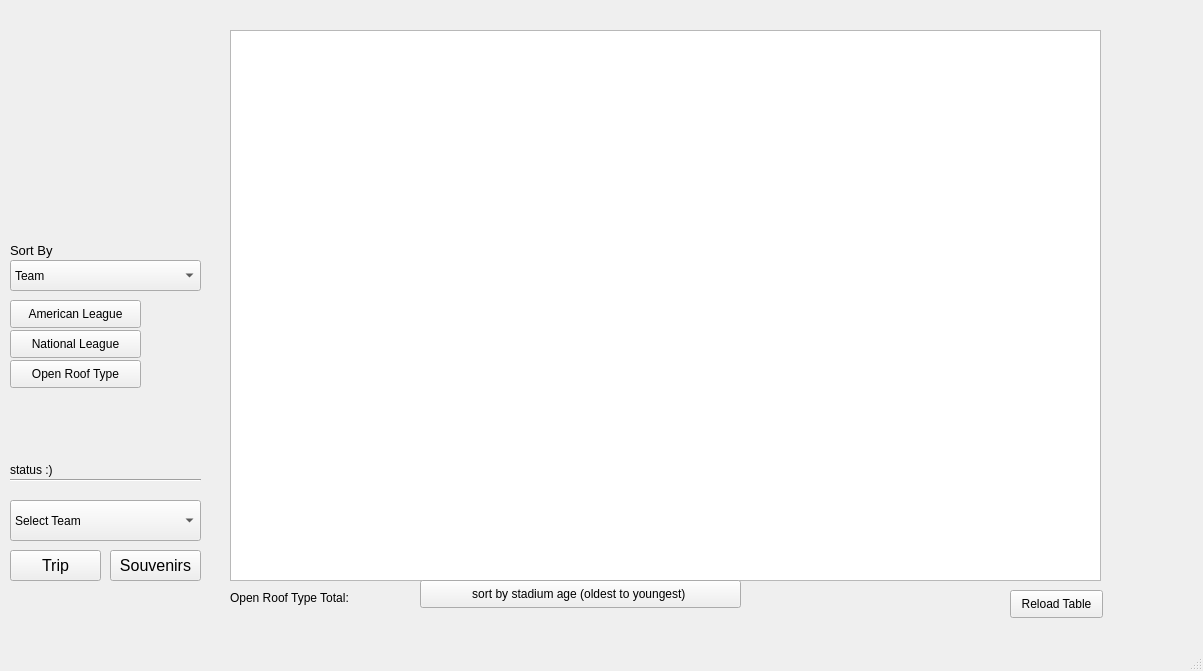
Old version of the form BaseballTour/mainwindow.ui in the repository awiswasi/WhoIsYourDatabase.
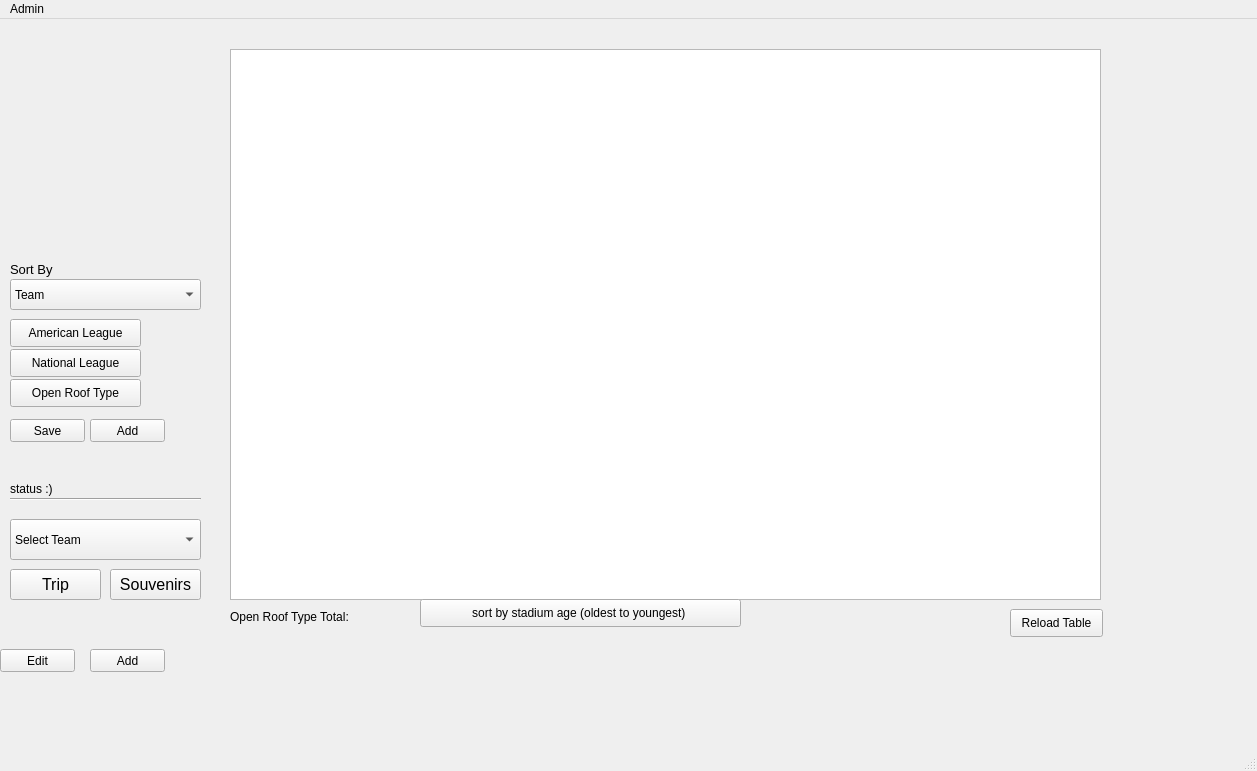
New version of the form. Icons and pictures are not drawn.

Diff of the .ui file:
```diff
--- a/BaseballTour/mainwindow.ui
+++ b/BaseballTour/mainwindow.ui
@@ -6,8 +6,8 @@
    <rect>
     <x>0</x>
     <y>0</y>
-    <width>1203</width>
-    <height>671</height>
+    <width>1257</width>
+    <height>771</height>
    </rect>
   </property>
   <property name="windowTitle">
@@ -293,16 +293,78 @@
      <string>sort by stadium age (oldest to youngest) </string>
     </property>
    </widget>
+   <widget class="QPushButton" name="editButton">
+    <property name="geometry">
+     <rect>
+      <x>0</x>
+      <y>630</y>
+      <width>75</width>
+      <height>23</height>
+     </rect>
+    </property>
+    <property name="text">
+     <string>Edit</string>
+    </property>
+   </widget>
+   <widget class="QPushButton" name="addSouvenirButton">
+    <property name="geometry">
+     <rect>
+      <x>90</x>
+      <y>630</y>
+      <width>75</width>
+      <height>23</height>
+     </rect>
+    </property>
+    <property name="text">
+     <string>Add</string>
+    </property>
+   </widget>
+   <widget class="QPushButton" name="saveButton">
+    <property name="geometry">
+     <rect>
+      <x>10</x>
+      <y>400</y>
+      <width>75</width>
+      <height>23</height>
+     </rect>
+    </property>
+    <property name="text">
+     <string>Save</string>
+    </property>
+   </widget>
+   <widget class="QPushButton" name="addButton">
+    <property name="geometry">
+     <rect>
+      <x>90</x>
+      <y>400</y>
+      <width>75</width>
+      <height>23</height>
+     </rect>
+    </property>
+    <property name="text">
+     <string>Add</string>
+    </property>
+   </widget>
   </widget>
   <widget class="QMenuBar" name="menubar">
    <property name="geometry">
     <rect>
      <x>0</x>
      <y>0</y>
-     <width>1203</width>
-     <height>20</height>
+     <width>1257</width>
+     <height>21</height>
     </rect>
    </property>
+   <widget class="QMenu" name="menuAdmin">
+    <property name="title">
+     <string>Admin</string>
+    </property>
+    <addaction name="actionLogin"/>
+    <addaction name="actionLog_Out"/>
+    <addaction name="separator"/>
+    <addaction name="actionSave"/>
+   </widget>
+   <addaction name="menuAdmin"/>
   </widget>
   <widget class="QStatusBar" name="statusbar"/>
  </widget>
```
Left out of the diff: 20 changed lines with no effect on the pictures.
